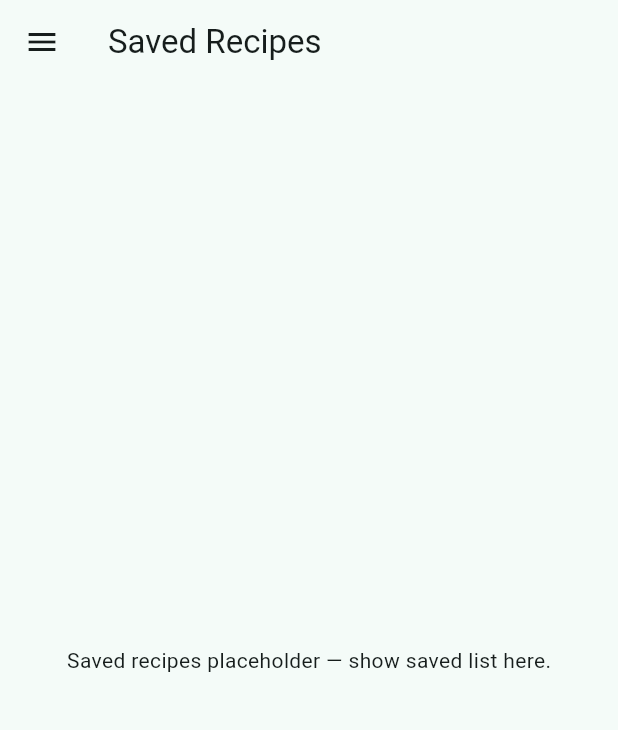
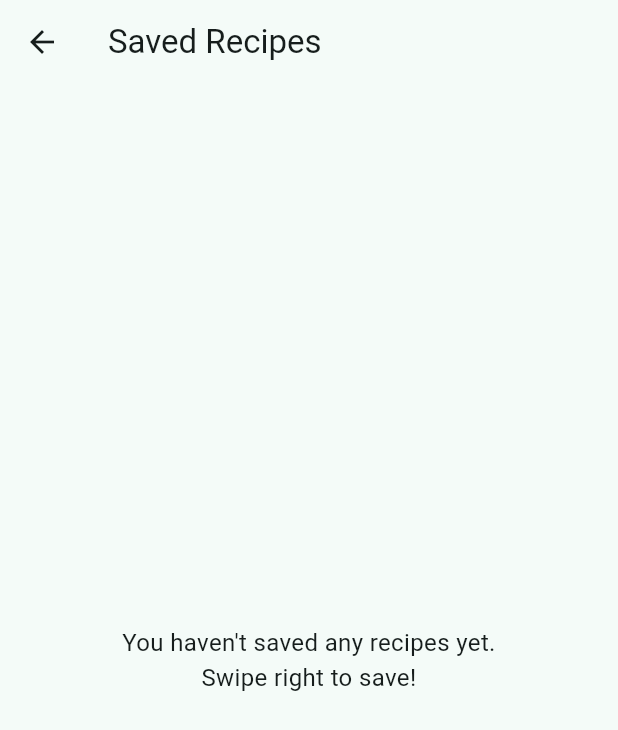
Before and after one commit to doebrained/cs1635_mpx, a Flutter app: the SavedRecipesScreen screen opened by its route, on a phone screen of 412 x 824 dp. Shown: the top 730 px of the screen. Run offline on Flutter 3.47's test engine with Material 3 defaults, Android fonts, the phone set to English and light mode, and no system bars; our stand-ins replace flutter_card_swiper; network calls fail.

Commit message:
Fix saved recipes screen and drawer navigation

```diff
--- a/lib/models/recipe.dart
+++ b/lib/models/recipe.dart
@@ -3,8 +3,16 @@ class Recipe {
   final String title;
   final String imageUrl;
   final String summaryHtml;
+
+  // Existing
   final bool isCeliacSafe;   // glutenFree
   final bool isLactoseFree;  // dairyFree
+
+  // New
+  final bool isVegetarian;   // vegetarian
+  final bool isVegan;        // vegan
+  final bool isKeto;         // ketogenic
+  final bool isNutFree;      // you'll likely set this yourself
 
   const Recipe({
     required this.id,
@@ -13,16 +21,36 @@ class Recipe {
     required this.summaryHtml,
     required this.isCeliacSafe,
     required this.isLactoseFree,
+    required this.isVegetarian,
+    required this.isVegan,
+    required this.isKeto,
+    required this.isNutFree,
   });
 
   factory Recipe.fromJson(Map<String, dynamic> json) {
+    // Spoonacular booleans are literally true/false, but we guard anyway
+    bool asBool(dynamic value) => value == true;
+
     return Recipe(
-      id: json['id'] is int ? json['id'] as int : int.parse(json['id'].toString()),
+      id: json['id'] is int
+          ? json['id'] as int
+          : int.parse(json['id'].toString()),
       title: json['title'] ?? 'Untitled recipe',
-      imageUrl: json['image'] ?? '',              // THIS MUST MATCH API FIELD
+      imageUrl: json['image'] ?? '',
       summaryHtml: json['summary'] ?? '',
-      isCeliacSafe: json['glutenFree'] ?? false,  // from Spoonacular
-      isLactoseFree: json['dairyFree'] ?? false,  // from Spoonacular
+
+      // existing
+      isCeliacSafe: asBool(json['glutenFree']),
+      isLactoseFree: asBool(json['dairyFree']),
+
+      // new (Spoonacular fields)
+      isVegetarian: asBool(json['vegetarian']),
+      isVegan: asBool(json['vegan']),
+      isKeto: asBool(json['ketogenic']), // Spoonacular uses "ketogenic"
+
+      // Spoonacular doesn't give a direct "nutFree" flag; for now we just
+      // read a custom field if you add it, otherwise default to false.
+      isNutFree: asBool(json['nutFree']),
     );
   }
 }
--- a/lib/views/saved_recipes_screen.dart
+++ b/lib/views/saved_recipes_screen.dart
@@ -1,21 +1,42 @@
 import 'package:flutter/material.dart';
+import 'package:provider/provider.dart';
 
-import 'navigation_drawer.dart';
+import '../viewmodels/recipe_filter_viewmodel.dart';
+import 'widgets/recipe_card.dart';
 
 class SavedRecipesScreen extends StatelessWidget {
-  const SavedRecipesScreen({Key? key}) : super(key: key);
+  const SavedRecipesScreen({super.key});
 
   @override
   Widget build(BuildContext context) {
+    final vm = context.watch<RecipeFilterViewModel>();
+    final saved = vm.likedRecipes;
+
     return Scaffold(
-      appBar: AppBar(title: const Text('Saved Recipes')),
-      drawer: const AppNavigationDrawer(currentRoute: '/saved'),
-      body: const Center(
-        child: Padding(
-          padding: EdgeInsets.all(16.0),
-          child: Text('Saved recipes placeholder — show saved list here.'),
-        ),
-      ),
+      appBar: AppBar(title: const Text("Saved Recipes")),
+      body: saved.isEmpty
+          ? const Center(
+              child: Text(
+                "You haven't saved any recipes yet.\nSwipe right to save!",
+                textAlign: TextAlign.center,
+                style: TextStyle(fontSize: 16),
+              ),
+            )
+          : ListView.builder(
+              padding: const EdgeInsets.all(16),
+              itemCount: saved.length,
+              itemBuilder: (context, index) {
+                final recipe = saved[index];
+
+                return Padding(
+                  padding: const EdgeInsets.only(bottom: 16),
+                  child: SizedBox(
+                    height: 300,
+                    child: RecipeCard(recipe: recipe),
+                  ),
+                );
+              },
+            ),
     );
   }
 }
```
Also changed, not shown: lib/views/recipe_filter_screen.dart (+31 -132 lines), lib/views/widgets/app_drawer.dart (added, +46 -0 lines).
